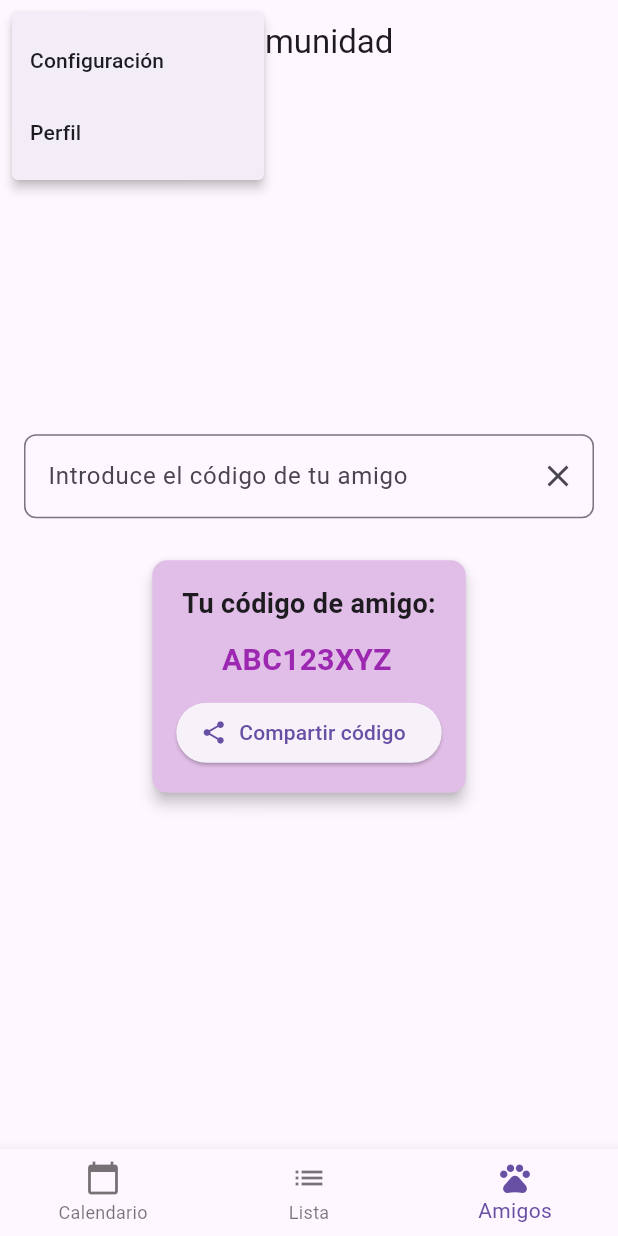
After one commit to alvarocille/recuerdacumple, a Flutter app: the MainScreen screen opened by its route, item 3 of the bottom bar chosen, after a tap on the "menu" icon, on a phone screen of 412 x 824 dp. The commit adds this screen. Run offline on Flutter 3.47's test engine with Material 3 defaults, Android fonts, the phone set to English and light mode, and no system bars; drawn by our look-alikes of calendar_view; our stand-ins replace sqflite, sqflite_common_ffi; accounts and stored records are empty.

Commit message:
Navegación mejorada y pantalla comunidad agregada.

```diff
--- a/lib/main.dart
+++ b/lib/main.dart
@@ -5,17 +5,15 @@ import 'package:recuerdacumple/ui/screens/add_screen.dart';
 import 'package:recuerdacumple/ui/screens/auth/register_screen.dart';
 import 'package:sqflite_common_ffi/sqflite_ffi.dart';
 import 'ui/screens/auth/login_screen.dart';
-import 'ui/screens/calendar_screen.dart';
-import 'ui/screens/list_screen.dart';
+import 'ui/screens/main_screen.dart'; // Nueva pantalla principal
 
 void main() {
-  // Configuración específica para entornos de escritorio (Windows, Linux, macOS)
   if (!kIsWeb &&
       (defaultTargetPlatform == TargetPlatform.windows ||
           defaultTargetPlatform == TargetPlatform.linux ||
           defaultTargetPlatform == TargetPlatform.macOS)) {
-    sqfliteFfiInit(); // Inicializa FFI para Sqflite
-    databaseFactory = databaseFactoryFfi; // Configura el factory de la base de datos
+    sqfliteFfiInit();
+    databaseFactory = databaseFactoryFfi;
   }
 
   WidgetsFlutterBinding.ensureInitialized();
@@ -38,13 +36,12 @@ class MyApp extends StatelessWidget {
       theme: ThemeData(
         primarySwatch: Colors.purple,
       ),
-      initialRoute: '/',
+      initialRoute: '/', // Empieza en la pantalla de login
       routes: {
-        '/': (context) => LoginScreen(),
-        '/register': (context) => RegisterScreen(),
-        '/calendar': (context) => const CalendarScreen(),
-        '/list': (context) => const ListScreen(),
-        '/add': (context) => const AddBirthdayScreen()
+        '/': (context) => const LoginScreen(),
+        '/register': (context) => const RegisterScreen(),
+        '/home': (context) => const MainScreen(), // Nueva pantalla principal
+        '/add': (context) => const AddBirthdayScreen(),
       },
     );
   }
--- a/lib/ui/screens/auth/login_screen.dart
+++ b/lib/ui/screens/auth/login_screen.dart
@@ -26,7 +26,7 @@ class LoginScreenState extends State<LoginScreen> {
       if (user != null) {
         _emailController.clear();
         _passwordController.clear();
-        Navigator.pushReplacementNamed(context, '/calendar');
+        Navigator.pushReplacementNamed(context, '/home');
       } else {
         ScaffoldMessenger.of(context).showSnackBar(
           const SnackBar(content: Text('Correo o contraseña incorrectos')),
--- a/lib/ui/screens/calendar_screen.dart
+++ b/lib/ui/screens/calendar_screen.dart
@@ -1,7 +1,5 @@
 import 'package:flutter/material.dart';
 import 'package:calendar_view/calendar_view.dart';
-
-import '../widgets/bottom_nav_bar.dart';
 
 class CalendarScreen extends StatefulWidget {
   const CalendarScreen({super.key});
@@ -69,7 +67,6 @@ class CalendarScreenState extends State<CalendarScreen> {
           ),
         ],
       ),
-      bottomNavigationBar: BottomNavBar(currentIndex: 0),
     );
   }
 }
--- /dev/null
+++ b/lib/ui/screens/community_screen.dart
@@ -0,0 +1,111 @@
+import 'package:flutter/material.dart';
+
+class CommunityScreen extends StatefulWidget {
+  const CommunityScreen({super.key});
+
+  @override
+  CommunityScreenState createState() => CommunityScreenState();
+}
+
+class CommunityScreenState extends State<CommunityScreen> {
+  final TextEditingController _friendCodeController = TextEditingController();
+  final String _myFriendCode = "ABC123XYZ"; // Simulación del código del usuario
+
+  @override
+  Widget build(BuildContext context) {
+    return Scaffold(
+      appBar: AppBar(
+        title: const Text('Comunidad'),
+        centerTitle: true,
+        leading: PopupMenuButton<String>(
+          icon: const Icon(Icons.menu),
+          onSelected: (String value) {
+            if (value == 'Configuración') {
+              ScaffoldMessenger.of(context).showSnackBar(
+                const SnackBar(content: Text('Abrir Configuración')),
+              );
+            } else if (value == 'Perfil') {
+              ScaffoldMessenger.of(context).showSnackBar(
+                const SnackBar(content: Text('Abrir Perfil')),
+              );
+            }
+          },
+          itemBuilder: (BuildContext context) {
+            return const [
+              PopupMenuItem<String>(
+                value: 'Configuración',
+                child: Text('Configuración'),
+              ),
+              PopupMenuItem<String>(
+                value: 'Perfil',
+                child: Text('Perfil'),
+              ),
+            ];
+          },
+        ),
+      ),
+      body: Padding(
+        padding: const EdgeInsets.all(16.0),
+        child: Column(
+          mainAxisAlignment: MainAxisAlignment.center,
+          children: [
+            // Campo para introducir código de amigo
+            TextFormField(
+              controller: _friendCodeController,
+              decoration: InputDecoration(
+                labelText: 'Introduce el código de tu amigo',
+                border: OutlineInputBorder(
+                  borderRadius: BorderRadius.circular(8.0),
+                ),
+                suffixIcon: IconButton(
+                  icon: const Icon(Icons.clear),
+                  onPressed: () {
+                    _friendCodeController.clear();
+                  },
+                ),
+              ),
+            ),
+            const SizedBox(height: 24.0),
+
+            // Muestra el código de amigo del usuario
+            Card(
+              color: Colors.purple.shade100,
+              shape: RoundedRectangleBorder(
+                borderRadius: BorderRadius.circular(10.0),
+              ),
+              elevation: 4.0,
+              child: Padding(
+                padding: const EdgeInsets.all(16.0),
+                child: Column(
+                  children: [
+                    const Text(
+                      'Tu código de amigo:',
+                      style:
+                      TextStyle(fontSize: 18.0, fontWeight: FontWeight.bold),
+                    ),
+                    const SizedBox(height: 10.0),
+                    SelectableText(
+                      _myFriendCode,
+                      style: const TextStyle(
+                        fontSize: 20.0,
+                        fontWeight: FontWeight.bold,
+                        color: Colors.purple,
+                      ),
+                    ),
+                    const SizedBox(height: 10.0),
+                    ElevatedButton.icon(
+                      onPressed: () {
+                      },
+                      icon: const Icon(Icons.share),
+                      label: const Text('Compartir código'),
+                    ),
+                  ],
+                ),
+              ),
+            ),
+          ],
+        ),
+      ),
+    );
+  }
+}
--- a/lib/ui/screens/list_screen.dart
+++ b/lib/ui/screens/list_screen.dart
@@ -1,5 +1,4 @@
 import 'package:flutter/material.dart';
-import '../widgets/bottom_nav_bar.dart';
 import '/models/birthday.dart';
 
 class ListScreen extends StatefulWidget {
@@ -114,7 +113,6 @@ class ListScreenState extends State<ListScreen> {
           ),
         ],
       ),
-      bottomNavigationBar: BottomNavBar(currentIndex: 1),
     );
   }
 }
--- /dev/null
+++ b/lib/ui/screens/main_screen.dart
@@ -0,0 +1,51 @@
+import 'package:flutter/material.dart';
+import 'community_screen.dart';
+import 'calendar_screen.dart';
+import 'list_screen.dart';
+
+class MainScreen extends StatefulWidget {
+  const MainScreen({super.key});
+
+  @override
+  _MainScreenState createState() => _MainScreenState();
+}
+
+class _MainScreenState extends State<MainScreen> {
+  int _currentIndex = 0;
+  final List<Widget> _screens = [
+    const CalendarScreen(),
+    const ListScreen(),
+    const CommunityScreen(),
+  ];
+
+  void _onSectionChoose(int index) {
+    setState(() {
+      _currentIndex = index;
+    });
+  }
+
+  @override
+  Widget build(BuildContext context) {
+    return Scaffold(
+      body: _screens[_currentIndex], // Muestra la pantalla actual
+      bottomNavigationBar: BottomNavigationBar(
+        currentIndex: _currentIndex,
+        onTap: _onSectionChoose, // Cambia de pantalla sin animación molesta
+        items: const [
+          BottomNavigationBarItem(
+            icon: Icon(Icons.calendar_today),
+            label: 'Calendario',
+          ),
+          BottomNavigationBarItem(
+            icon: Icon(Icons.list),
+            label: 'Lista',
+          ),
+          BottomNavigationBarItem(
+            icon: Icon(Icons.pets),
+            label: 'Amigos',
+          ),
+        ],
+      ),
+    );
+  }
+}
--- a/lib/ui/widgets/bottom_nav_bar.dart
+++ b/lib/ui/widgets/bottom_nav_bar.dart
@@ -12,15 +12,15 @@ class BottomNavBar extends StatelessWidget {
     switch (index) {
       case 0:
       // Navegar a la pantalla del calendario
-        Navigator.pushNamed(context, '/calendar');
+        Navigator.pushReplacementNamed(context, '/calendar');
         break;
       case 1:
       // Navegar a la pantalla de lista
-        Navigator.pushNamed(context, '/list');
+        Navigator.pushReplacementNamed(context, '/list');
         break;
       case 2:
       // Navegar a la pantalla de amigos
-        Navigator.pushNamed(context, '/friends');
+        Navigator.pushReplacementNamed(context, '/friends');
         break;
       default:
         break;
```
